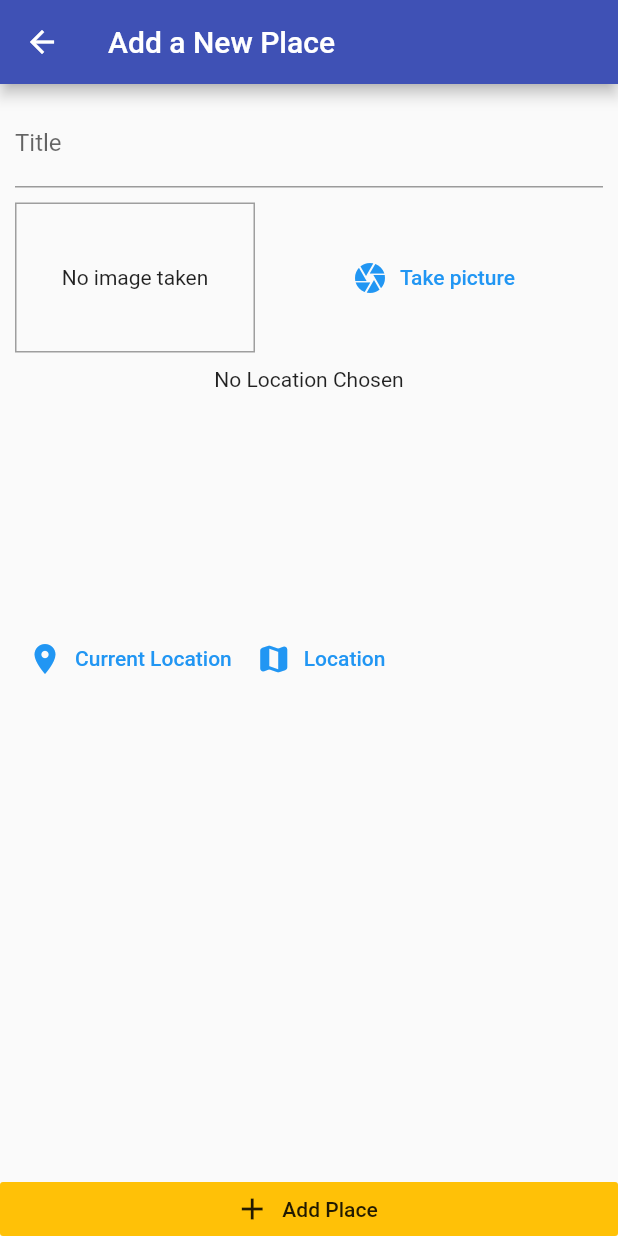
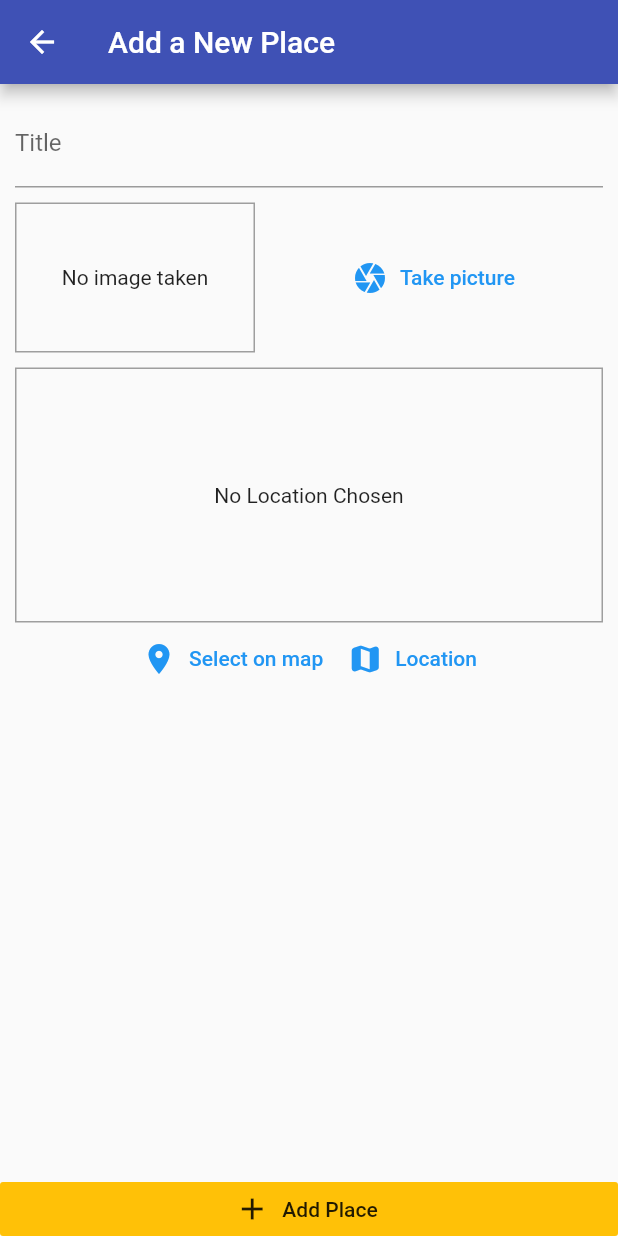
Before and after one commit to constantinLu/great-places, a Flutter app: the AddPlacesScreen screen opened by its route, after a tap on "Add Place", on a phone screen of 412 x 824 dp. Run offline on Flutter 3.47's test engine with Material 2 defaults, Android fonts, the phone set to English and light mode, and no system bars; our stand-ins replace image_picker, location, sqflite; accounts and stored records are empty.

Commit message:
305 - Adding Location # API KEY

```diff
--- a/lib/screens/add_place_screen.dart
+++ b/lib/screens/add_place_screen.dart
@@ -30,7 +30,7 @@ class _AddPlacesScreenState extends State<AddPlacesScreen> {
       return;
     }
     Provider.of<GreatPlaces>(context, listen: false).addPlace(_titleController.text, _pickedImage!);
-    print("Porvider triggered");
+    print("Provider triggered");
     //Navigator.of(context).pop(); //POP NOT FUKING WORKING HERE
     Navigator.of(context).popAndPushNamed(PlacesListScreen.PLACES_LIST_SCREEN);
   }
--- a/lib/widgets/location_input.dart
+++ b/lib/widgets/location_input.dart
@@ -1,4 +1,6 @@
 import 'package:flutter/material.dart';
+import 'package:great_places/helpers/location_helper.dart';
+import 'package:location/location.dart';
 
 class LocationInput extends StatefulWidget {
   const LocationInput({Key? key}) : super(key: key);
@@ -8,7 +10,16 @@ class LocationInput extends StatefulWidget {
 }
 
 class _LocationInputState extends State<LocationInput> {
+
   String? _previewImageUrl;
+
+  Future<void> _getCurrentUserLocation() async {
+    final locData = await Location().getLocation();
+    final staticMapImageUrl = LocationHelper.generateLocationPreviewImage(locData.latitude, locData.longitude);
+    setState(() {
+      _previewImageUrl =staticMapImageUrl;
+    });
+  }
 
   @override
   Widget build(BuildContext context) {
@@ -16,6 +27,8 @@ class _LocationInputState extends State<LocationInput> {
       Container(
         height: 170,
         width: double.infinity,
+        alignment: Alignment.center,
+        decoration: BoxDecoration(border: Border.all(width: 1, color: Colors.grey)),
         child: _previewImageUrl == null
             ? const Text('No Location Chosen', textAlign: TextAlign.center)
             : Image.network(
@@ -24,12 +37,13 @@ class _LocationInputState extends State<LocationInput> {
                 width: double.infinity,
               ),
       ),
-      Row(children: [
+      Row(mainAxisAlignment: MainAxisAlignment.center, children: [
         TextButton.icon(
-            onPressed: () {},
-            icon: const Icon(Icons.location_on),
-            label: const Text('Current Location'),
-            style: TextButton.styleFrom(primary: Theme.of(context).primaryColor)),
+          icon: const Icon(Icons.location_on),
+          label: const Text('Select on map'),
+          style: TextButton.styleFrom(primary: Theme.of(context).primaryColor),
+          onPressed: _getCurrentUserLocation //JUST POINT AT THE METHOD,
+        ),
         TextButton.icon(
             onPressed: () {},
             icon: const Icon(Icons.map_rounded),
--- a/pubspec.yaml
+++ b/pubspec.yaml
@@ -40,6 +40,7 @@ dependencies:
   path: ^1.8.0
   sqflite: ^2.0.1
   location: 4.3.0
+  google_maps_flutter: ^2.1.2
 
 dev_dependencies:
   flutter_test:
```
Also changed, not shown: lib/helpers/location_helper.dart (added, +14 -0 lines), pubspec.lock.
